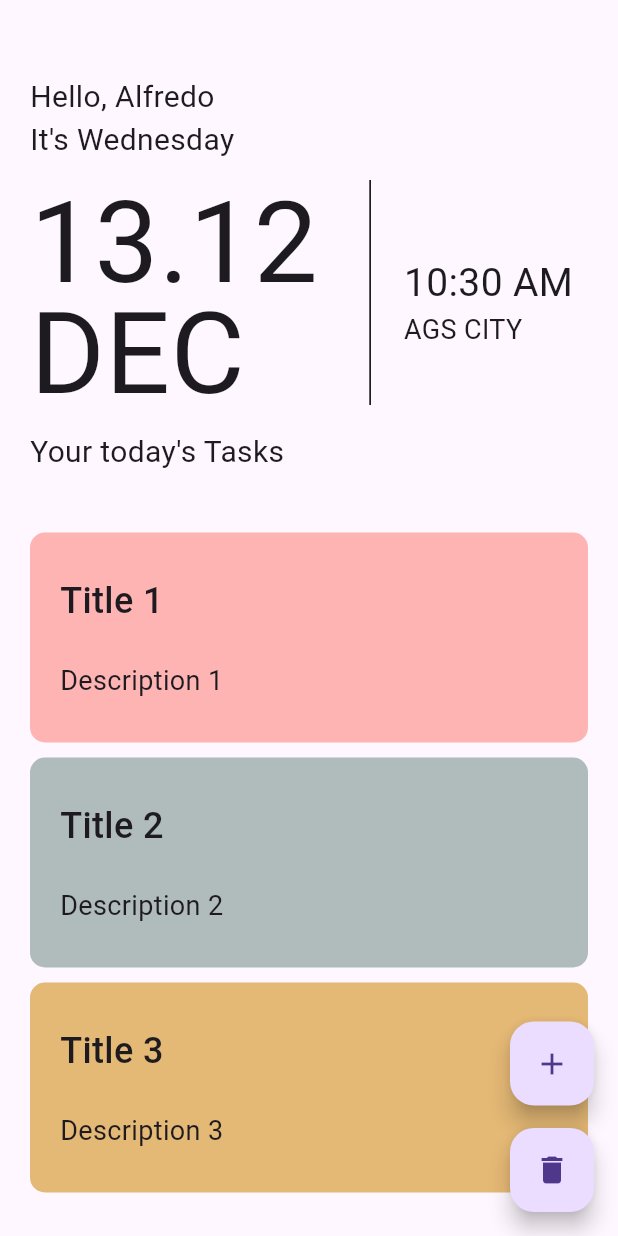
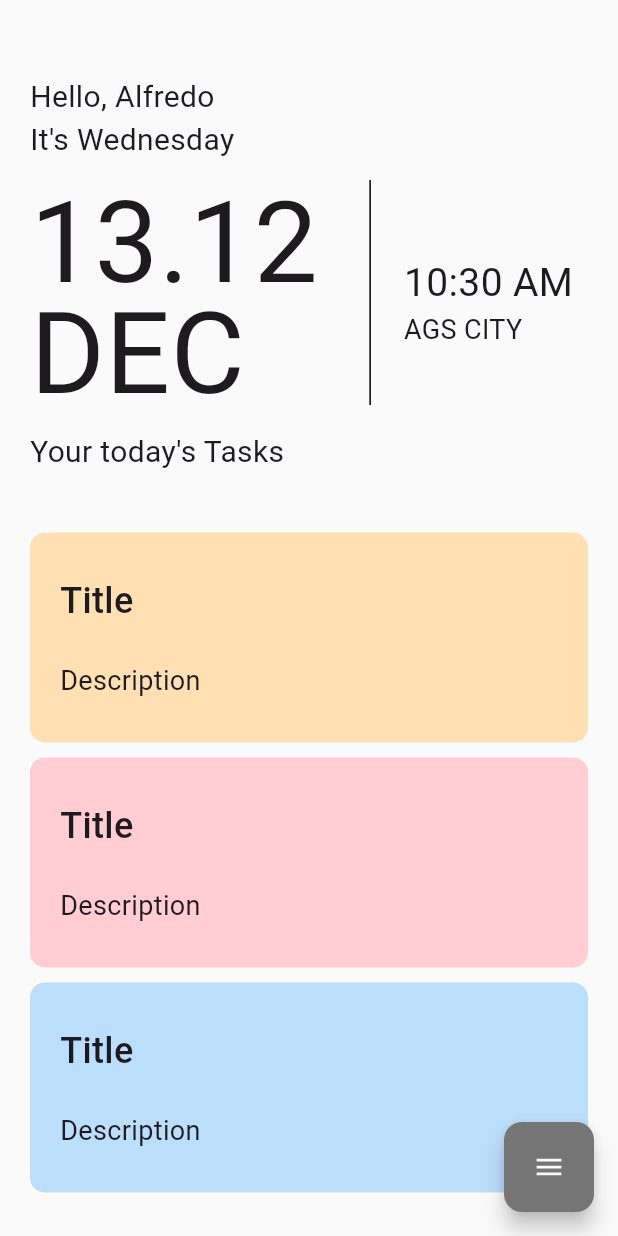
Before and after one commit to AlphaNumericUser/to-do-list-with-flutter, a Flutter app: the screen it shows after launch, on a phone screen of 412 x 824 dp. Run offline on Flutter 3.47's test engine with Material 3 defaults, Android fonts, the phone set to English and light mode, and no system bars; drawn by our look-alikes of flutter_speed_dial; our stand-ins replace flutter_riverpod, go_router, riverpod_annotation; generated files the repository leaves out were written again.

Commit message:
HomeScreen UI Done

```diff
--- a/lib/presentation/providers/notes_providers.dart
+++ b/lib/presentation/providers/notes_providers.dart
@@ -14,13 +14,11 @@ const uuid = Uuid();
 
 // Lista de colores para asignar a las notas
 final List<Color> containerColors = [
-  const Color(0xFFFFB4B4),
-  const Color(0xFFB0BBBC),
-  const Color(0xFFE4B875),
-  const Color(0xFFBBB2CC),
-  const Color(0xFF5FBDF5),
-  const Color(0xFF4FC2BC),
-  const Color(0xFFFDF7C3),
+  Colors.orange[100]!,
+  Colors.red[100]!,
+  Colors.blue[100]!,
+  Colors.green[100]!,
+  Colors.purple[100]!,
   // Agrega más colores según sea necesario
 ];
 
@@ -34,16 +32,16 @@ class NoteProvider extends _$NoteProvider {
   // Método para construir la lista inicial de notas
   @override
   List<Note> build() => [
-        _createNote("Title 1", "Description 1"),
-        _createNote("Title 2", "Description 2"),
-        _createNote("Title 3", "Description 3"),
+        _createNote("Title", "Description"),
+        _createNote("Title", "Description"),
+        _createNote("Title", "Description"),
       ];
 
   // Método para agregar una nueva nota a la lista
   void addNote() {
     state = [
       ...state,
-      _createNote("Title ${state.length + 1}", "Description ${state.length + 1}"),
+      _createNote("Title", "Description"),
     ];
   }
 
--- a/lib/presentation/screens/home_screen.dart
+++ b/lib/presentation/screens/home_screen.dart
@@ -1,6 +1,7 @@
 
 import 'package:flutter/material.dart';
 import 'package:flutter_riverpod/flutter_riverpod.dart';
+import 'package:flutter_speed_dial/flutter_speed_dial.dart';
 import 'package:to_do_list/presentation/providers/notes_providers.dart';
 
 import '../widgets/widgets.dart';
@@ -11,18 +12,14 @@ class HomeScreen extends ConsumerWidget {
   @override
   Widget build(BuildContext context, WidgetRef ref) {
 
-  //   final List<Color> containerColors = [
-  //   const Color(0xFFB0BBBC),
-  //   const Color(0xFFE4B875),
-  //   const Color(0xFFBBB2CC),
-  //   const Color(0xFF5FBDF5),
-  //   const Color(0xFF4FC2BC),
-  //   // Agrega más colores según sea necesario
-  // ];
-
   final noteProvider = ref.watch( noteProviderProvider );
+  Color? colorButton = Colors.grey[600];
+  Color? colorIcon = Colors.grey[50];
 
     return Scaffold(
+
+      backgroundColor: Colors.grey[50],
+
       body: CustomScrollView(
         slivers: [
 
@@ -50,30 +47,58 @@ class HomeScreen extends ConsumerWidget {
             );
           }),
 
-        ],
-      ),
-      floatingActionButton: Column(
-        mainAxisAlignment: MainAxisAlignment.end,
-        children: [
-
-          FloatingActionButton(
-            onPressed: () {
-              ref.read(noteProviderProvider.notifier).addNote();
-            },
-            child: const Icon(Icons.add),
-          ),
-
-          const SizedBox(height: 15),
-
-          FloatingActionButton(
-            onPressed: () {
-              ref.read(noteProviderProvider.notifier).removeAllNotes();
-            },
-            child: const Icon(Icons.delete),
+          const SliverToBoxAdapter(
+            child: SizedBox(height: 10),
           ),
 
         ],
-      )
+      ),
+
+      floatingActionButton: SpeedDial(
+        buttonSize: const Size(60, 60),
+        childrenButtonSize: const Size(62, 62),
+        shape: RoundedRectangleBorder(
+          borderRadius: BorderRadius.circular(12),
+        ),
+        animatedIcon: AnimatedIcons.menu_close,
+        animatedIconTheme: IconThemeData(size: 22, color: colorIcon),
+        backgroundColor: colorButton,
+        visible: true,
+        curve: Curves.bounceIn,
+        spacing: 8,
+        spaceBetweenChildren: 10,
+        children: [
+
+          SpeedDialChild(
+            shape: RoundedRectangleBorder(
+              borderRadius: BorderRadius.circular(12),
+            ),
+            child: Icon(Icons.add, size: 28, color: colorIcon,),
+            backgroundColor: colorButton,
+            onTap: () {
+              ref.read(noteProviderProvider.notifier).addNote();
+            },
+            label: 'Add note',
+            labelStyle: TextStyle(fontWeight: FontWeight.w500, fontSize: 15.5, color: colorIcon),
+            labelBackgroundColor: colorButton,
+          ),
+
+          SpeedDialChild(
+            shape: RoundedRectangleBorder(
+              borderRadius: BorderRadius.circular(12),
+            ),
+            child: Icon(Icons.delete, size: 28, color: colorIcon,),
+            backgroundColor: colorButton,
+            onTap: () {
+              ref.read(noteProviderProvider.notifier).removeAllNotes();
+            },
+            label: 'Delete all notes',
+            labelStyle: TextStyle(fontWeight: FontWeight.w500, fontSize: 15.5, color: colorIcon),
+            labelBackgroundColor: colorButton,
+          ),
+
+        ],
+      ),
     );
   }
 }
--- a/lib/presentation/widgets/build_note.dart
+++ b/lib/presentation/widgets/build_note.dart
@@ -35,13 +35,13 @@ class BuildNote extends ConsumerWidget {
           color: color,
         ),
         child: Padding(
-          padding: EdgeInsets.symmetric(horizontal: 20, vertical: 5),
+          padding: const EdgeInsets.symmetric(horizontal: 20, vertical: 5),
           child: Column(
             mainAxisAlignment: MainAxisAlignment.spaceEvenly,
             crossAxisAlignment: CrossAxisAlignment.start,
             children: [
-              Text(title, style: TextStyle(fontWeight: FontWeight.w500, fontSize: 24),),
-              Text(description, style: TextStyle(fontSize: 18),),
+              Text(title, style: const TextStyle(fontWeight: FontWeight.w500, fontSize: 24),),
+              Text(description, style: const TextStyle(fontSize: 18),),
             ],
           ),
         ),
```
